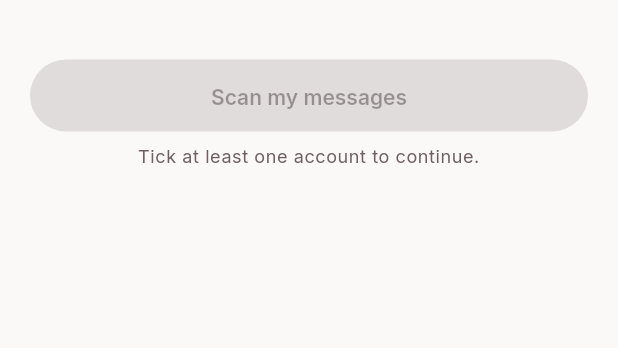
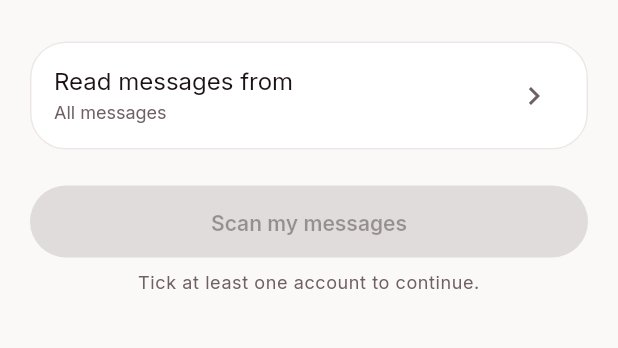
Before and after one commit to pesaclarity/pesaclarity-app, a Flutter app: the MyAccountsScreen screen opened by its route, on a phone screen of 412 x 824 dp, the part 251-599 px from its top. Run offline on Flutter 3.47's test engine with Material 3 defaults, Android fonts, the light colour scheme and no system bars; our stand-ins replace drift, flutter_local_notifications, flutter_riverpod, flutter_secure_storage, go_router, local_auth and 4 more; missing offline and left inert: cryptography, file_selector, local_auth_android, pdfrx_engine, sqlite3, tflite_flutter and 1 more; accounts and stored records are empty; generated files the repository leaves out were written again.

Commit message:
feat: choose how far back messages are read

```diff
--- a/lib/src/features/accounts/presentation/my_accounts_settings_screen.dart
+++ b/lib/src/features/accounts/presentation/my_accounts_settings_screen.dart
@@ -3,6 +3,7 @@ import 'package:flutter_riverpod/flutter_riverpod.dart';
 
 import '../../../shared/semantic_ids.dart';
 import '../../../theme/pesa_colors.dart';
+import '../../sms/presentation/scan_range_tile.dart';
 import '../application/my_accounts_providers.dart';
 import 'institution_list.dart';
 
@@ -33,6 +34,8 @@ class MyAccountsSettingsScreen extends ConsumerWidget {
           ),
           const SizedBox(height: 16),
           const InstitutionList(control: InstitutionControl.toggle),
+          const SizedBox(height: 12),
+          const ScanRangeTile(),
           if (noneOn ?? false) ...[
             const SizedBox(height: 12),
             Text(
--- a/lib/src/features/onboarding/presentation/my_accounts_screen.dart
+++ b/lib/src/features/onboarding/presentation/my_accounts_screen.dart
@@ -3,11 +3,13 @@ import 'package:flutter_riverpod/flutter_riverpod.dart';
 import 'package:go_router/go_router.dart';
 
 import '../../../routing/app_routes.dart';
-
 import '../../../shared/semantic_ids.dart';
 import '../../../theme/pesa_colors.dart';
 import '../../accounts/application/my_accounts_providers.dart';
 import '../../accounts/presentation/institution_list.dart';
+import '../../sms/application/scan_range_provider.dart';
+import '../../sms/domain/scan_range.dart';
+import '../../sms/presentation/scan_range_tile.dart';
 
 /// Onboarding: tick the institutions whose messages the app should read.
 class MyAccountsScreen extends ConsumerWidget {
@@ -17,6 +19,7 @@ class MyAccountsScreen extends ConsumerWidget {
   Widget build(BuildContext context, WidgetRef ref) {
     final theme = Theme.of(context);
     final colors = PesaColors.of(context);
+    final range = ref.watch(scanRangeProvider).value ?? ScanRange.all;
     final hasSelection =
         ref.watch(selectedInstitutionIdsProvider).value?.isNotEmpty ?? false;
 
@@ -45,6 +48,8 @@ class MyAccountsScreen extends ConsumerWidget {
             ),
             const SizedBox(height: 16),
             const InstitutionList(control: InstitutionControl.checkbox),
+            const SizedBox(height: 12),
+            const ScanRangeTile(),
             const SizedBox(height: 24),
             // Merged so the id lands on the node with the enabled state.
             MergeSemantics(
@@ -61,8 +66,8 @@ class MyAccountsScreen extends ConsumerWidget {
             const SizedBox(height: 8),
             Text(
               hasSelection
-                  ? 'We look back over the last 90 days. You can change '
-                        'your accounts any time in Profile.'
+                  ? '${scanRangeSentence(range)} You can change this any '
+                        'time in Profile.'
                   : 'Tick at least one account to continue.',
               style: theme.textTheme.bodySmall,
               textAlign: TextAlign.center,
--- /dev/null
+++ b/lib/src/features/sms/application/scan_range_provider.dart
@@ -0,0 +1,31 @@
+import 'package:flutter_riverpod/flutter_riverpod.dart';
+
+import '../../../data/repositories/app_settings_repository.dart';
+import '../../../data/repositories/sms_scan_marks_repository.dart';
+import '../domain/scan_range.dart';
+
+/// The period messages are read from, chosen in My accounts. Every message
+/// until the person picks otherwise.
+class ScanRangeController extends AsyncNotifier<ScanRange> {
+  static const settingsKey = 'sms.scan_range';
+
+  @override
+  Future<ScanRange> build() async => ScanRange.fromJson(
+    await ref.watch(appSettingsRepositoryProvider).readJson(settingsKey),
+  );
+
+  /// Saves [range]. When it changes, every account is read again from the
+  /// new start on the next scan; messages already read are skipped.
+  Future<void> choose(ScanRange range) async {
+    if (range == state.value) return;
+    await ref
+        .read(appSettingsRepositoryProvider)
+        .writeJson(settingsKey, range.toJson());
+    await ref.read(smsScanMarksRepositoryProvider).clearAll();
+    state = AsyncData(range);
+  }
+}
+
+final scanRangeProvider = AsyncNotifierProvider<ScanRangeController, ScanRange>(
+  ScanRangeController.new,
+);
--- a/lib/src/features/sms/application/sms_capture_providers.dart
+++ b/lib/src/features/sms/application/sms_capture_providers.dart
@@ -3,16 +3,19 @@ import 'dart:async';
 import 'package:flutter/foundation.dart';
 import 'package:flutter_riverpod/flutter_riverpod.dart';
 
+import '../../../core/time/clock.dart';
 import '../../../data/repositories/accounts_repository.dart';
 import '../../../data/repositories/reader_templates_repository.dart';
 import '../../../data/repositories/review_inbox_repository.dart';
 import '../../../data/repositories/sms_scan_marks_repository.dart';
 import '../../../data/repositories/transactions_repository.dart';
+import '../../../domain/time/calendar.dart';
 import '../../accounts/application/my_accounts_providers.dart';
 import '../../accounts/domain/institution.dart';
 import '../../categoriser/application/auto_categoriser.dart';
 import '../../categoriser/application/categoriser_providers.dart';
 import '../data/sms_source.dart';
+import 'scan_range_provider.dart';
 import 'sms_ingestor.dart';
 import 'sms_scan_service.dart';
 
@@ -50,8 +53,9 @@ final selectedInstitutionsProvider = Provider<List<Institution>>((ref) {
 });
 
 /// Keeps the ledger current while the app runs: first a scan for messages
-/// that arrived while it was closed (or, for a newly ticked institution, the
-/// last 90 days), then each watched message as it lands.
+/// that arrived while it was closed (or, for a newly ticked institution, its
+/// messages from the chosen [scanRangeProvider] start), then each watched
+/// message as it lands.
 ///
 /// Messages that arrive while the app is closed stay in the inbox and are
 /// picked up by the next scan, so no background service is needed.
@@ -69,7 +73,13 @@ final liveSmsCaptureProvider = StreamProvider<SmsIngestSummary>((ref) async* {
     }
   }
 
-  final initial = await scan.scan(selected);
+  final range = await ref.watch(scanRangeProvider.future);
+  final initial = await scan.scan(
+    selected,
+    from: range
+        .firstDay(CalendarDate.local(ref.read(clockProvider)()))
+        ?.startInstant,
+  );
   if (initial.added > 0) triggerAutoCategorise();
   yield initial;
 
@@ -110,7 +120,8 @@ class SmsScanState {
   final SmsIngestSummary summary;
 }
 
-/// Onboarding: asks for SMS access, then runs the first 90-day scan.
+/// Onboarding: asks for SMS access, then runs the first scan, from the
+/// chosen [scanRangeProvider] start.
 class SmsScanController extends Notifier<SmsScanState> {
   @override
   SmsScanState build() => const SmsScanState(SmsScanStage.explain);
@@ -145,10 +156,14 @@ class SmsScanController extends Notifier<SmsScanState> {
     state = const SmsScanState(SmsScanStage.scanning);
     try {
       await ref.read(selectedInstitutionIdsProvider.future);
+      final range = await ref.read(scanRangeProvider.future);
       final summary = await ref
           .read(smsScanServiceProvider)
           .scan(
             ref.read(selectedInstitutionsProvider),
+            from: range
+                .firstDay(CalendarDate.local(ref.read(clockProvider)()))
+                ?.startInstant,
             onProgress: (done, total) => state = SmsScanState(
               SmsScanStage.scanning,
               done: done,
--- a/lib/src/features/sms/application/sms_scan_service.dart
+++ b/lib/src/features/sms/application/sms_scan_service.dart
@@ -10,15 +10,15 @@ typedef SmsScanProgress = void Function(int done, int total);
 
 /// Reads the inbox of the selected institutions' senders into the ledger.
 ///
-/// The first scan of an institution looks back [lookBack]; later scans read
-/// only what arrived since the previous one started. Scans run one at a time.
+/// The first scan of an institution reads from the `from` given to [scan]
+/// (every message when it is null); later scans read only what arrived
+/// since the previous one started. Scans run one at a time.
 class SmsScanService {
   SmsScanService({
     required this._source,
     required this._ingestor,
     required this._marks,
     DateTime Function()? clock,
-    this.lookBack = const Duration(days: 90),
     this.batchSize = 200,
   }) : _clock = clock ?? DateTime.now;
 
@@ -26,23 +26,27 @@ class SmsScanService {
   final SmsIngestor _ingestor;
   final SmsScanMarksRepository _marks;
   final DateTime Function() _clock;
-  final Duration lookBack;
   final int batchSize;
 
   Future<void> _previous = Future.value();
 
+  /// Before any phone kept messages: "every message".
+  static final _beginning = DateTime.utc(2000);
+
   /// Scans the inbox for each of the [selected] institutions.
   Future<SmsIngestSummary> scan(
     List<Institution> selected, {
+    DateTime? from,
     SmsScanProgress? onProgress,
   }) {
-    final run = _previous.then((_) => _scan(selected, onProgress));
+    final run = _previous.then((_) => _scan(selected, from, onProgress));
     _previous = run.then((_) {}, onError: (_) {});
     return run;
   }
 
   Future<SmsIngestSummary> _scan(
     List<Institution> selected,
+    DateTime? from,
     SmsScanProgress? onProgress,
   ) async {
     final startedAt = _clock().toUtc();
@@ -53,8 +57,7 @@ class SmsScanService {
           await _source.readInbox(
             senders: institution.senderIds.toSet(),
             since:
-                await _marks.scannedUntil(institution.id) ??
-                startedAt.subtract(lookBack),
+                await _marks.scannedUntil(institution.id) ?? from ?? _beginning,
           ),
         ),
     ];
--- /dev/null
+++ b/lib/src/features/sms/domain/scan_range.dart
@@ -0,0 +1,87 @@
+import 'dart:math';
+
+import '../../../domain/ledger/activity_feed.dart';
+import '../../../domain/time/calendar.dart';
+import '../../../shared/format/date_labels.dart';
+
+/// How far back the first scan of an account reads.
+enum ScanPeriod {
+  all('All messages'),
+  months3('Last 3 months'),
+  months6('Last 6 months'),
+  months12('Last 12 months'),
+  since('From a date');
+
+  const ScanPeriod(this.label);
+
+  final String label;
+
+  int? get months => switch (this) {
+    months3 => 3,
+    months6 => 6,
+    months12 => 12,
+    _ => null,
+  };
+}
+
+/// The period the person chose to read their messages from. New messages
+/// are always added, whatever the choice.
+class ScanRange {
+  const ScanRange(this.period, {this.since});
+
+  /// Reads a range written by [toJson]; anything unknown is [all].
+  factory ScanRange.fromJson(Map<String, Object?>? json) {
+    final period = ScanPeriod.values
+        .where((p) => p.name == json?['period'])
+        .firstOrNull;
+    final since = switch (json?['since']) {
+      final String s => DateTime.tryParse(s),
+      _ => null,
+    };
+    if (period == null) return all;
+    if (period == ScanPeriod.since) {
+      return since == null
+          ? all
+          : ScanRange(
+              period,
+              since: CalendarDate(since.year, since.month, since.day),
+            );
+    }
+    return ScanRange(period);
+  }
+
+  /// Every message on the phone: the default.
+  static const all = ScanRange(ScanPeriod.all);
+
+  final ScanPeriod period;
+
+  /// The first day read, for [ScanPeriod.since].
+  final CalendarDate? since;
+
+  /// The first day read on [today]; null for every message.
+  CalendarDate? firstDay(CalendarDate today) {
+    final months = period.months;
+    if (months != null) {
+      final ym = today.yearMonth.addMonths(-months);
+      return CalendarDate(ym.year, ym.month, min(today.day, ym.dayCount));
+    }
+    return period == ScanPeriod.since ? since : null;
+  }
+
+  /// "All messages", "Last 3 months", "From 5 Mar 2026".
+  String get label => period == ScanPeriod.since && since != null
+      ? 'From ${shortDate(since!)} ${since!.year}'
+      : period.label;
+
+  Map<String, Object?> toJson() => {
+    'period': period.name,
+    if (since != null) 'since': formatCalendarDate(since!),
+  };
+
+  @override
+  bool operator ==(Object other) =>
+      other is ScanRange && other.period == period && other.since == since;
+
+  @override
+  int get hashCode => Object.hash(period, since);
+}
--- a/lib/src/features/sms/presentation/sms_scan_screen.dart
+++ b/lib/src/features/sms/presentation/sms_scan_screen.dart
@@ -9,7 +9,7 @@ import '../../onboarding/application/onboarding_controller.dart';
 import '../application/sms_capture_providers.dart';
 
 /// Onboarding: explains what reading SMS means before Android asks, then
-/// shows the 90-day scan.
+/// shows the first scan.
 class SmsScanScreen extends ConsumerWidget {
   const SmsScanScreen({super.key});
 
@@ -176,7 +176,7 @@ class _Explanation extends StatelessWidget {
   static const _points = [
     'Only messages from the accounts you ticked are read. Your personal '
         'chats stay private.',
-    'We look back 90 days, then add new messages as they arrive.',
+    'We read the messages you chose, then add new ones as they arrive.',
     'From each message we keep the amount, date, fee and who you paid. The '
         'message text is then thrown away.',
     'A message we cannot read yet is kept, encrypted on this phone, until '
```
Also changed, not shown: lib/src/data/repositories/sms_scan_marks_repository.dart (+12 -2 lines), lib/src/features/insights/application/insights_providers.dart (+12 -7 lines), lib/src/features/onboarding/presentation/first_insight_screen.dart (+23 -5 lines), lib/src/features/sms/presentation/scan_range_tile.dart (added, +137 -0 lines), 7 other files.
